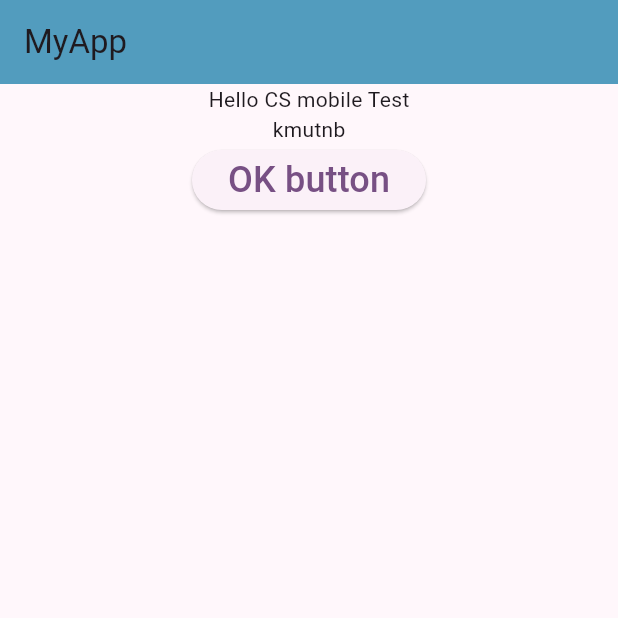
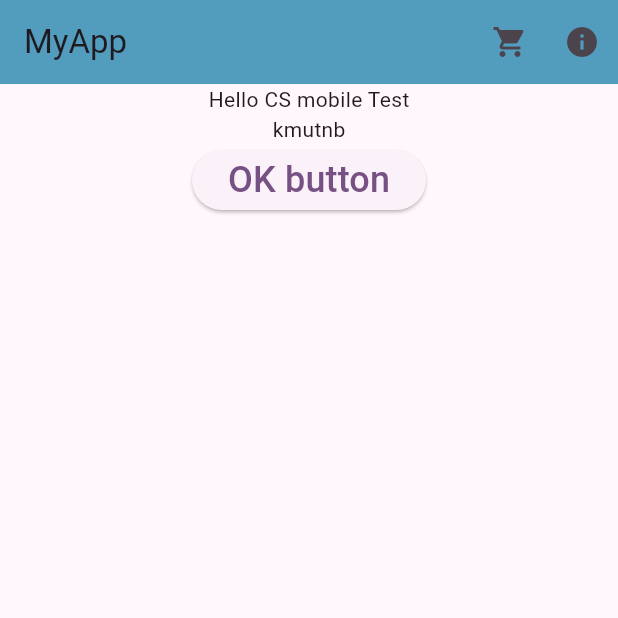
Before and after one commit to cs6636054/MobileAppDev, a Flutter app: the screen it shows after launch, on a phone screen of 412 x 824 dp, the top half of it. Run offline on Flutter 3.47's test engine with Material 3 defaults, Android fonts, the phone set to English and light mode, and no system bars.

Commit message:
ทำ icon

```diff
--- a/lib/main.dart
+++ b/lib/main.dart
@@ -10,6 +10,7 @@
   @override
   Widget build(BuildContext context) {
     return MaterialApp(
+      debugShowCheckedModeBanner: false,
       theme: ThemeData(
         colorScheme: ColorScheme.fromSeed(seedColor: const Color.fromARGB(255, 105, 44, 129)),
         //colorScheme: Color.amber),
@@ -19,6 +20,20 @@
       home: Scaffold(
         appBar: AppBar(
           title: Text('MyApp'),
+          actions: [
+            IconButton(
+              icon: const Icon(Icons.shopping_cart),
+              onPressed: () {
+                debugPrint('icon2 pressed');
+              },
+            ),
+            IconButton(
+              icon: const Icon(Icons.info),
+              onPressed: () {
+                debugPrint('icon2 pressed');
+              },
+            ),
+          ],
         ),
         body: Center(
           child: Column(
```
